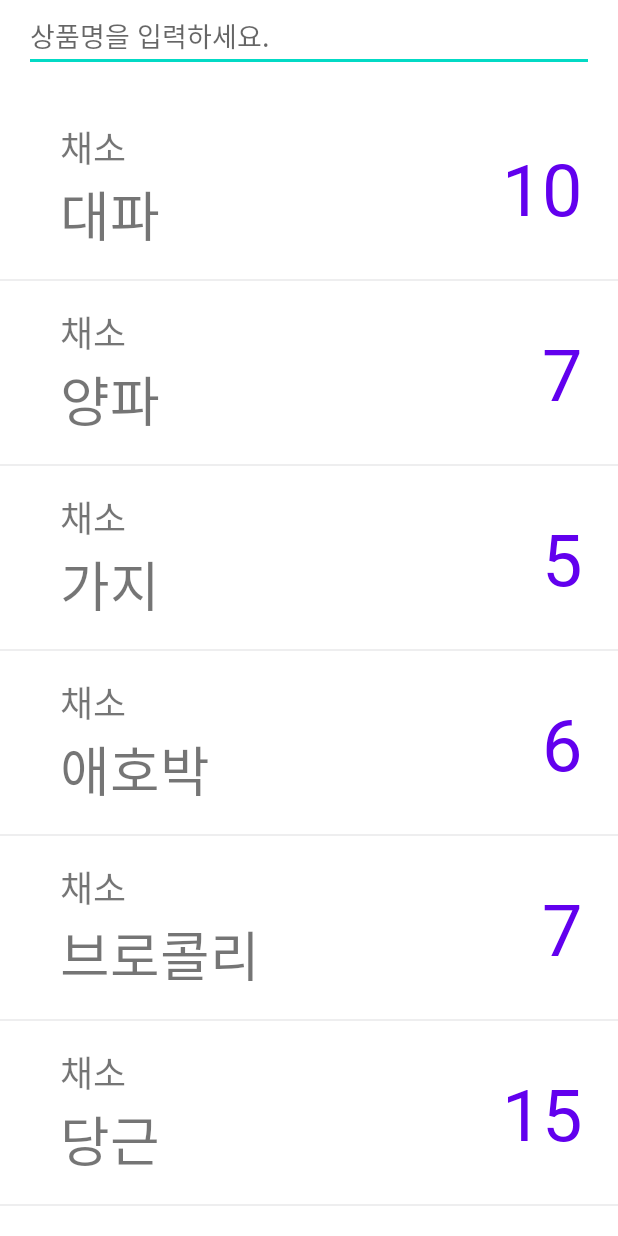
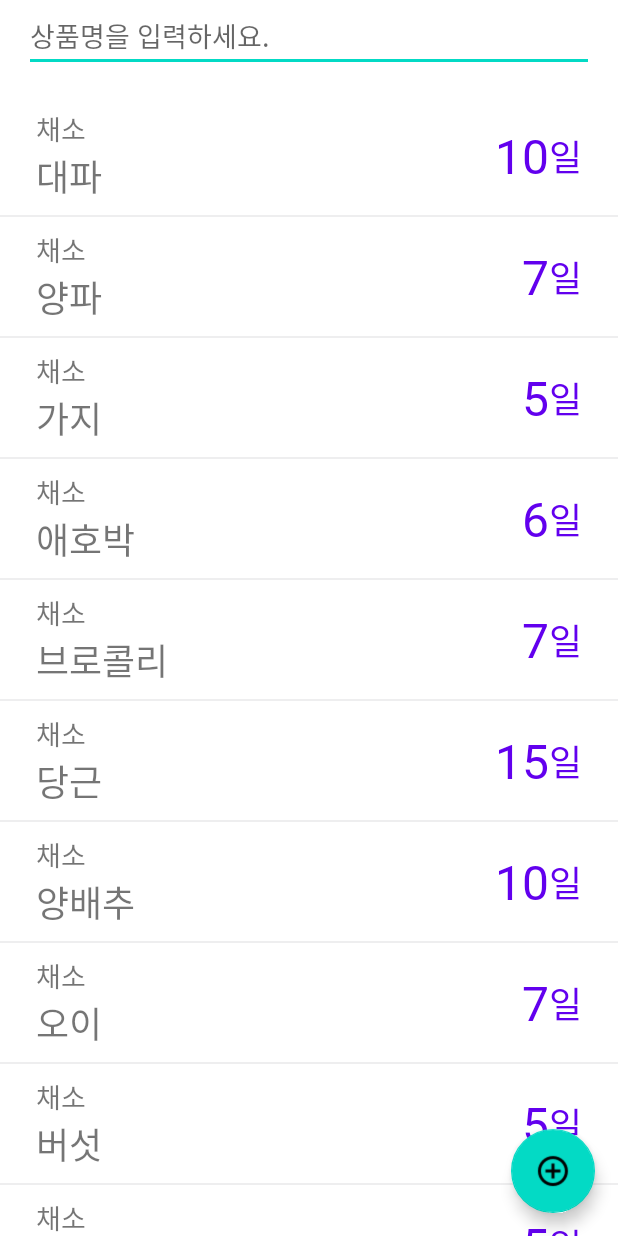
Before and after one commit to jwlee0411/BestBefore, an Android app: the NewActivity screen opened directly, with no data from a screen before it, on a phone screen of 412 x 824 dp. Run offline under Robolectric (Android 15) with nearby library versions, the phone set to English and light mode, and no system bars; our stand-ins replace Firebase (no records; nobody signed in at launch, a user with empty details on screens opened directly).

Commit message:
1126 최종 마무리

```diff
--- a/app/src/main/java/app/sunrin/bestbefore/NewActivity.java
+++ b/app/src/main/java/app/sunrin/bestbefore/NewActivity.java
@@ -1,16 +1,24 @@
 package app.sunrin.bestbefore;
 
+import android.content.DialogInterface;
+import android.content.Intent;
 import android.content.SharedPreferences;
 import android.os.Bundle;
 import android.text.Editable;
 import android.text.TextWatcher;
 import android.view.View;
 import android.widget.EditText;
+import android.widget.Toast;
 
+import androidx.appcompat.app.AlertDialog;
 import androidx.appcompat.app.AppCompatActivity;
 import androidx.recyclerview.widget.DividerItemDecoration;
 import androidx.recyclerview.widget.LinearLayoutManager;
 import androidx.recyclerview.widget.RecyclerView;
+
+import com.google.android.material.floatingactionbutton.FloatingActionButton;
+import com.google.firebase.database.DatabaseReference;
+import com.google.firebase.database.FirebaseDatabase;
 
 public class NewActivity extends AppCompatActivity {
     String[][][] foods  = {
@@ -145,12 +153,16 @@ public class NewActivity extends AppCompatActivity {
     RecyclerView recyclerView;
     LinearLayoutManager layoutManager;
     RecyclerNewAdapter adapter;
+    FloatingActionButton floatingActionButton;
+
+    CustomDialog customDialog;
 
     @Override
     public void onCreate(Bundle savedInstanceState) {
         super.onCreate(savedInstanceState);
         setContentView(R.layout.activity_new);
 
+        floatingActionButton = findViewById(R.id.floatingActionButton2);
         recyclerView = findViewById(R.id.recyclerViewNew);
         editText = findViewById(R.id.editTextTextPersonName);
         recyclerView.addItemDecoration(new DividerItemDecoration(getApplicationContext(), 1));
@@ -181,7 +193,20 @@ public class NewActivity extends AppCompatActivity {
             }
         });
 
+        customDialog = new CustomDialog(this);
+
+        floatingActionButton.setOnClickListener(v -> {
+
+            customDialog.show();
+
+
+
+        });
+
+
+
     }
+
 
 
     public void search()
--- a/app/src/main/java/app/sunrin/bestbefore/RecyclerNewAdapter.java
+++ b/app/src/main/java/app/sunrin/bestbefore/RecyclerNewAdapter.java
@@ -102,6 +102,10 @@ public class RecyclerNewAdapter extends RecyclerView.Adapter<RecyclerNewAdapter.
                Toast.makeText(v.getContext(), "등록되었습니다.", Toast.LENGTH_LONG).show();
             });
 
+
+
         }
+
+
     }
 }
--- a/app/src/main/res/layout/activity_new.xml
+++ b/app/src/main/res/layout/activity_new.xml
@@ -53,6 +53,17 @@
 
     </androidx.recyclerview.widget.RecyclerView>
 
+    <com.google.android.material.floatingactionbutton.FloatingActionButton
+        android:id="@+id/floatingActionButton2"
+        android:layout_width="wrap_content"
+        android:layout_height="wrap_content"
+        android:layout_marginEnd="15dp"
+        android:layout_marginBottom="15dp"
+        android:clickable="true"
+        android:src="@drawable/baseline_add_circle_outline_black_18dp"
+        app:layout_constraintBottom_toBottomOf="parent"
+        app:layout_constraintEnd_toEndOf="parent" />
+
 
 
 </androidx.constraintlayout.widget.ConstraintLayout>
--- a/app/src/main/res/layout/item.xml
+++ b/app/src/main/res/layout/item.xml
@@ -6,8 +6,8 @@
     android:layout_height="wrap_content"
     android:paddingLeft="24dp"
     android:paddingRight="24dp"
-    android:paddingTop="16dp"
-    android:paddingBottom="16dp"
+    android:paddingTop="8dp"
+    android:paddingBottom="8dp"
     android:id="@+id/MainRecyclerItem"
     >
 
@@ -28,8 +28,7 @@
         android:layout_height="wrap_content"
         android:fontFamily="@font/nanum_bold"
         android:text="상품 카테고리"
-        android:textSize="24dp"
-        android:layout_marginStart="16dp"
+        android:textSize="18dp"
         app:layout_constraintLeft_toRightOf="@id/imageFood"
         app:layout_constraintTop_toTopOf="parent" />
 
@@ -39,7 +38,7 @@
         android:layout_height="wrap_content"
         android:fontFamily="@font/nanum_bold"
         android:text="상품명"
-        android:textSize="36dp"
+        android:textSize="24dp"
         app:layout_constraintBottom_toBottomOf="parent"
         app:layout_constraintStart_toStartOf="@+id/textCategory"
         app:layout_constraintTop_toBottomOf="@id/textCategory" />
@@ -51,10 +50,24 @@
         android:fontFamily="@font/nanum_bold"
         android:text="D-n"
         android:textColor="@color/purple_500"
-        android:textSize="48dp"
 
+        android:textSize="32dp"
         app:layout_constraintBottom_toBottomOf="parent"
-        app:layout_constraintRight_toRightOf="parent"
+        app:layout_constraintEnd_toStartOf="@+id/textView"
+        app:layout_constraintTop_toTopOf="parent"
+        app:layout_constraintVertical_bias="0.511" />
+
+    <TextView
+        android:id="@+id/textView"
+        android:layout_width="wrap_content"
+        android:layout_height="wrap_content"
+        android:fontFamily="@font/nanum_bold"
+        android:text="일"
+
+        android:textColor="@color/purple_500"
+        android:textSize="24dp"
+        app:layout_constraintBottom_toBottomOf="parent"
+        app:layout_constraintEnd_toEndOf="parent"
         app:layout_constraintTop_toTopOf="parent" />
 
     <TextView
```
Also changed, not shown: app/src/main/java/app/sunrin/bestbefore/CustomDialog.java (added, +111 -0 lines), app/src/main/res/layout/dialog.xml (added, +75 -0 lines).
